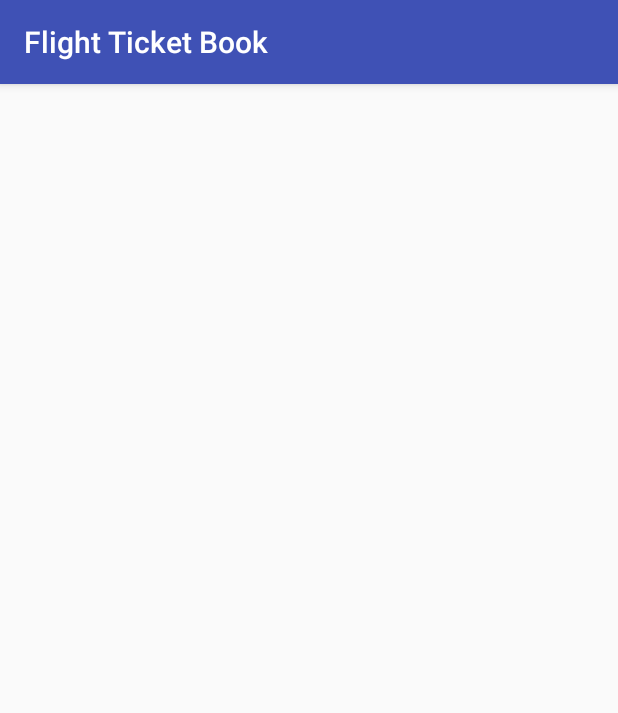
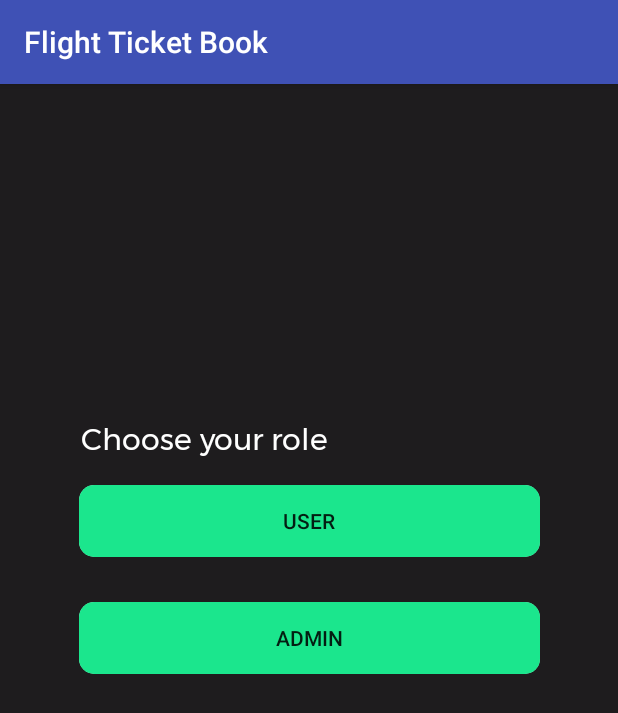
Before and after one commit to rohanprasadofficial/Airticket-App, an Android app: the RoleChoose screen opened directly, with no data from a screen before it, on a phone screen of 412 x 824 dp. Shown: the top 713 px of the screen. Run offline under Robolectric (Android 15) with nearby library versions, the phone set to English and light mode, and no system bars; Roboto replaces fonts that are not available here.

Commit message:
role choose act

```diff
--- a/app/src/main/java/com/logarithm/airticket/flightticketbook/RoleChoose.java
+++ b/app/src/main/java/com/logarithm/airticket/flightticketbook/RoleChoose.java
@@ -1,13 +1,35 @@
 package com.logarithm.airticket.flightticketbook;
 
+import android.content.Intent;
 import android.support.v7.app.AppCompatActivity;
 import android.os.Bundle;
+import android.view.View;
+import android.widget.Button;
 
 public class RoleChoose extends AppCompatActivity {
+
+    Button admin,user;
 
     @Override
     protected void onCreate(Bundle savedInstanceState) {
         super.onCreate(savedInstanceState);
         setContentView(R.layout.activity_role_choose);
+
+        admin=findViewById(R.id.btn_admin);
+        user=findViewById(R.id.btn_user);
+
+        admin.setOnClickListener(new View.OnClickListener() {
+            @Override
+            public void onClick(View view) {
+                startActivity(new Intent(getApplicationContext(),LoginAdmin.class));
+            }
+        });
+
+        user.setOnClickListener(new View.OnClickListener() {
+            @Override
+            public void onClick(View view) {
+                startActivity(new Intent(getApplicationContext(),Login.class));
+            }
+        });
     }
 }
--- a/app/src/main/java/com/logarithm/airticket/flightticketbook/SplashScreen.java
+++ b/app/src/main/java/com/logarithm/airticket/flightticketbook/SplashScreen.java
@@ -33,7 +33,7 @@ public class SplashScreen extends AppCompatActivity {
     public void startNextActivity(){
         Bundle bundle = ActivityOptionsCompat.makeCustomAnimation(getApplicationContext(),
                 android.R.anim.fade_in, android.R.anim.fade_out).toBundle();
-        Intent intent = new Intent(SplashScreen.this, Login.class);
+        Intent intent = new Intent(SplashScreen.this, RoleChoose.class);
         startActivity(intent, bundle);
     }
 }
--- a/app/src/main/res/layout/activity_role_choose.xml
+++ b/app/src/main/res/layout/activity_role_choose.xml
@@ -4,6 +4,110 @@
     xmlns:tools="http://schemas.android.com/tools"
     android:layout_width="match_parent"
     android:layout_height="match_parent"
-    tools:context="com.logarithm.airticket.flightticketbook.RoleChoose">
+    android:background="#1E1C1E"
+    tools:context=".RoleChoose">
+
+
+    <LinearLayout
+        android:id="@+id/linearLayout"
+        android:layout_width="367dp"
+        android:layout_height="wrap_content"
+        android:layout_marginTop="174dp"
+        android:layout_marginBottom="296dp"
+        android:gravity="center_vertical"
+        android:orientation="vertical"
+        app:layout_constraintBottom_toBottomOf="parent"
+        app:layout_constraintEnd_toEndOf="parent"
+        app:layout_constraintStart_toStartOf="parent"
+        app:layout_constraintTop_toTopOf="parent"
+        app:layout_constraintVertical_bias="0.375">
+
+        <TextView
+            android:id="@+id/textView_item"
+            android:layout_width="match_parent"
+            android:layout_height="match_parent"
+            android:layout_gravity="center"
+            android:layout_marginBottom="15dp"
+            android:fontFamily="@font/montserrat"
+            android:paddingStart="31dp"
+            android:text="Choose your role "
+            android:textColor="#fff"
+            android:textSize="20sp" />
+
+
+
+
+        <LinearLayout
+            android:layout_width="match_parent"
+            android:layout_height="wrap_content"
+            android:paddingLeft="30dp"
+            android:paddingRight="30dp"
+            android:layout_marginBottom="30dp"
+            android:layout_gravity="center_horizontal"
+            android:orientation="horizontal">
+
+
+            <android.support.v7.widget.CardView
+                android:layout_width="match_parent"
+                android:layout_height="match_parent"
+                app:cardBackgroundColor="@android:color/white"
+                app:cardCornerRadius="10dp">
+
+                <Button
+                    android:id="@+id/btn_user"
+                    android:layout_width="match_parent"
+                    android:layout_height="match_parent"
+                    android:layout_gravity="center"
+                    android:layout_weight="1"
+                    android:background="@drawable/rounded_corner"
+                    android:paddingTop="8.7dp"
+                    android:paddingBottom="8.71dp"
+                    android:text="USER"
+                    android:textAlignment="center"
+                    android:textAllCaps="false"
+                    android:textSize="14dp" />
+
+            </android.support.v7.widget.CardView>
+
+
+        </LinearLayout>
+
+        <LinearLayout
+            android:layout_width="match_parent"
+            android:layout_height="wrap_content"
+            android:paddingLeft="30dp"
+            android:paddingRight="30dp"
+            android:layout_gravity="center_horizontal"
+            android:orientation="horizontal">
+
+
+            <android.support.v7.widget.CardView
+                android:layout_width="match_parent"
+                android:layout_height="match_parent"
+                app:cardBackgroundColor="@android:color/white"
+                app:cardCornerRadius="10dp">
+
+                <Button
+                    android:id="@+id/btn_admin"
+                    android:layout_width="match_parent"
+                    android:layout_height="match_parent"
+                    android:layout_gravity="center"
+                    android:layout_weight="1"
+                    android:background="@drawable/rounded_corner"
+                    android:paddingTop="8.7dp"
+                    android:paddingBottom="8.71dp"
+                    android:text="ADMIN"
+                    android:textAlignment="center"
+                    android:textAllCaps="false"
+                    android:textSize="14dp" />
+
+            </android.support.v7.widget.CardView>
+
+
+        </LinearLayout>
+
+
+
+    </LinearLayout>
 
 </android.support.constraint.ConstraintLayout>
```
